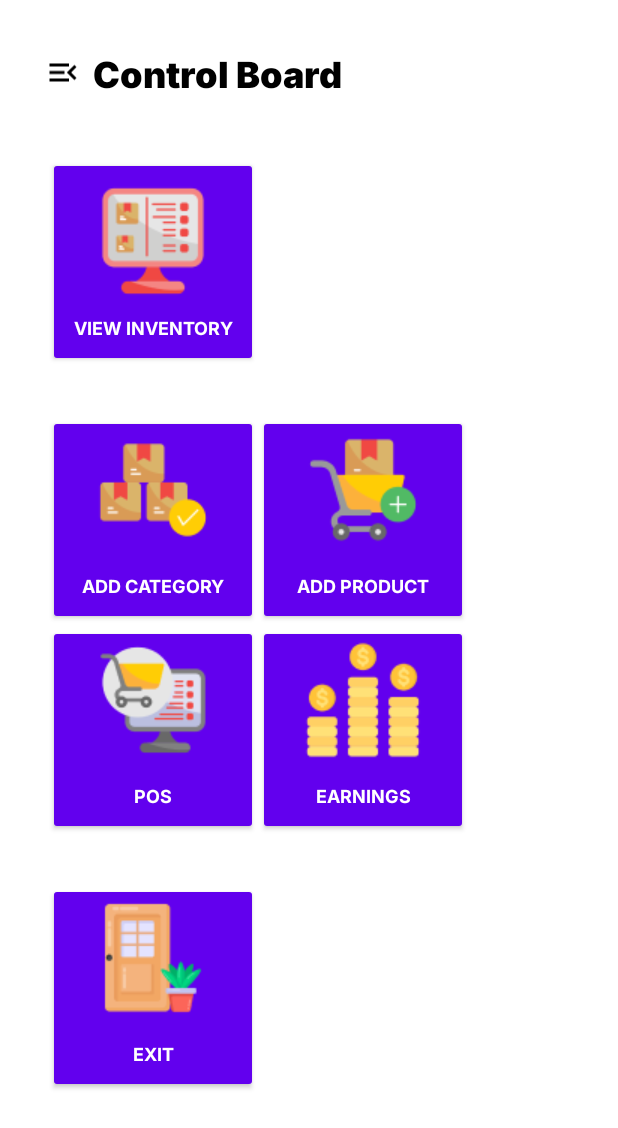
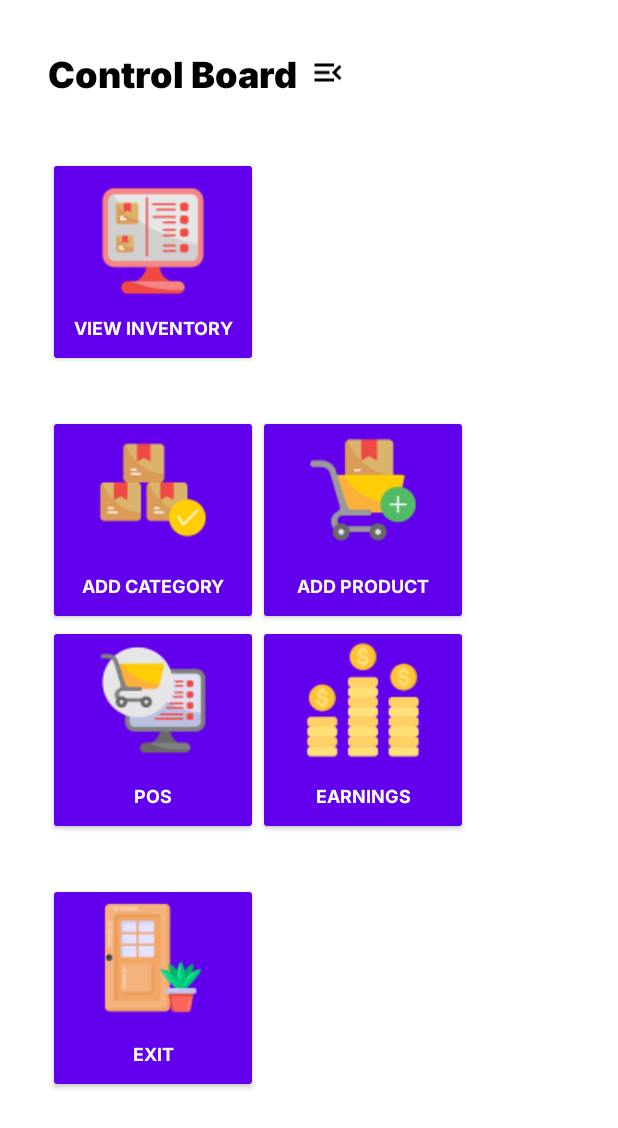
Before and after one commit to jp0800/POSIS, an Android app: the Home screen opened directly, with no data from a screen before it, on a phone screen of 412 x 824 dp. Shown: the top 1128 px of the screen. Run offline under Robolectric (Android 15) with nearby library versions, the phone set to English and light mode, and no system bars.

Commit message:
:recycle: activity_home.xml - Moved Icon Layout

```diff
--- a/app/src/main/res/layout/activity_home.xml
+++ b/app/src/main/res/layout/activity_home.xml
@@ -11,9 +11,9 @@
         android:id="@+id/ah_title_imageview"
         android:layout_width="wrap_content"
         android:layout_height="0dp"
-        android:layout_marginEnd="8dp"
+        android:layout_marginStart="8dp"
         app:layout_constraintBottom_toBottomOf="@+id/ah_title_textview"
-        app:layout_constraintEnd_toStartOf="@+id/ah_title_textview"
+        app:layout_constraintStart_toEndOf="@+id/ah_title_textview"
         app:layout_constraintTop_toTopOf="@+id/ah_title_textview"
         app:srcCompat="@drawable/baseline_menu_open_24" />
 
@@ -21,7 +21,7 @@
         android:id="@+id/ah_title_textview"
         android:layout_width="wrap_content"
         android:layout_height="wrap_content"
-        android:layout_marginStart="62dp"
+        android:layout_marginStart="32dp"
         android:layout_marginTop="32dp"
         android:fontFamily="@font/inter_black"
         android:text="Control Board"
```
